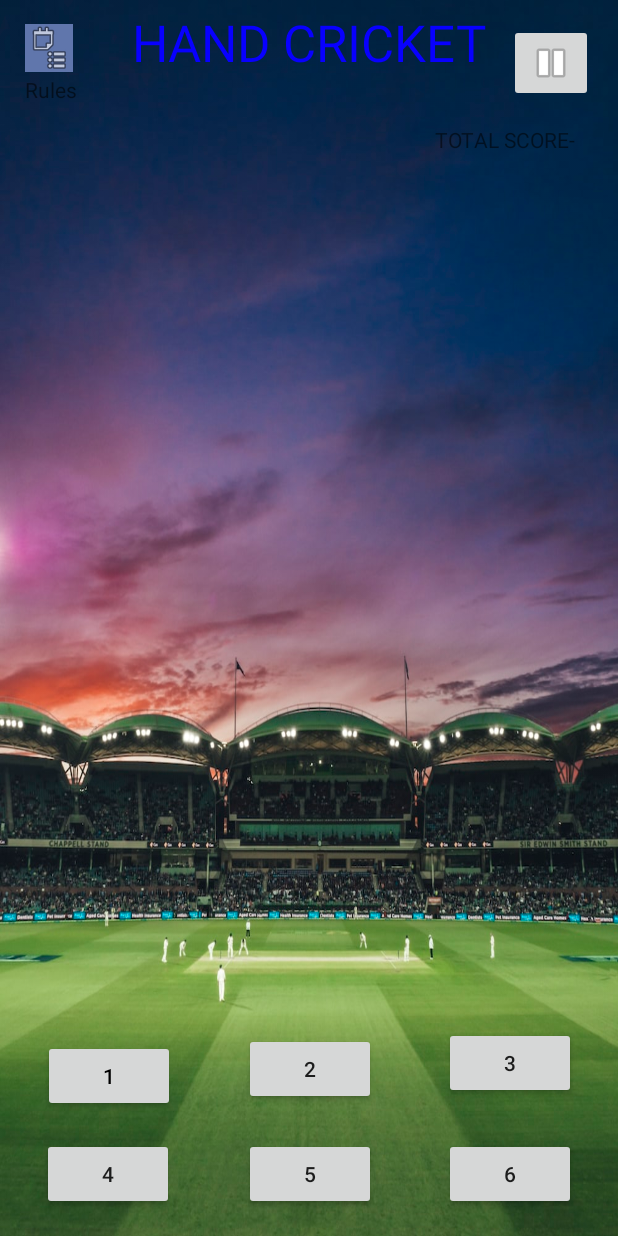
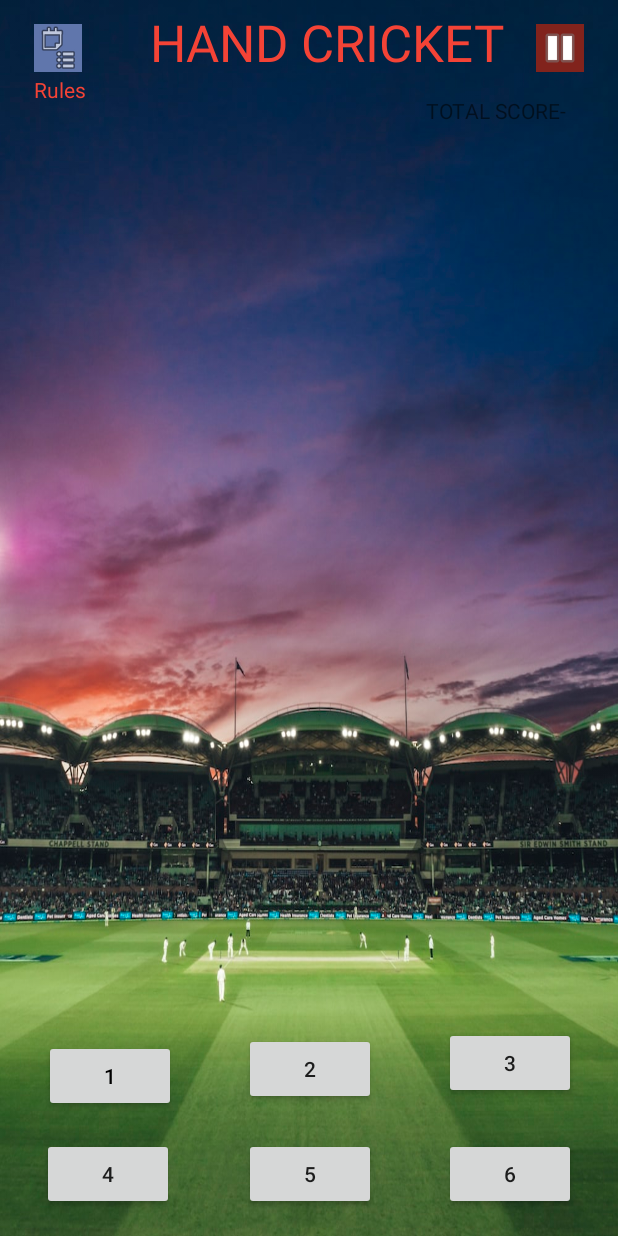
Before and after one commit to Armaan4477/HandCricket-MiniProject, an Android app: the MainActivity screen opened directly, with no data from a screen before it, on a phone screen of 412 x 824 dp. Run offline under Robolectric (Android 15) with nearby library versions, the phone set to English and light mode, and no system bars.

```diff
--- a/app/src/main/java/com/example/handcricket/Toss.java
+++ b/app/src/main/java/com/example/handcricket/Toss.java
@@ -70,7 +70,7 @@ public class Toss extends AppCompatActivity {
 
     private void hideButtons() {
         findViewById(R.id.button8).setVisibility(View.INVISIBLE);
-        findViewById(R.id.button9).setVisibility(View.INVISIBLE);
+        findViewById(R.id.button7).setVisibility(View.INVISIBLE);
         findViewById(R.id.textView6).setVisibility(View.INVISIBLE);
         findViewById(R.id.button10).setVisibility(View.VISIBLE);
         findViewById(R.id.button11).setVisibility(View.VISIBLE);
--- a/app/src/main/res/layout/activity_main.xml
+++ b/app/src/main/res/layout/activity_main.xml
@@ -6,12 +6,7 @@
     android:layout_height="match_parent"
     android:background="@drawable/gamebackground"
     tools:context=".MainActivity">
-    <com.airbnb.lottie.LottieAnimationView
-        android:id="@+id/toss"
-        android:layout_width="match_parent"
-        android:layout_height="match_parent"
-        android:visibility="gone"
-        app:lottie_autoPlay="true"/>
+
 
     <Button
         android:id="@+id/button4"
@@ -52,14 +47,13 @@
         android:id="@+id/button1"
         android:layout_width="wrap_content"
         android:layout_height="wrap_content"
-        android:layout_marginEnd="17dp"
+        android:layout_marginStart="1dp"
         android:layout_marginBottom="17dp"
         android:onClick="button1"
         android:text="1"
         android:textColor="@android:color/black"
         app:layout_constraintBottom_toTopOf="@+id/button4"
-        app:layout_constraintEnd_toStartOf="@+id/button2"
-        app:layout_constraintStart_toStartOf="parent" />
+        app:layout_constraintStart_toStartOf="@+id/button4" />
 
     <Button
         android:id="@+id/button2"
@@ -86,17 +80,17 @@
         android:id="@+id/textView4"
         android:layout_width="wrap_content"
         android:layout_height="wrap_content"
-        android:layout_marginTop="15dp"
+        android:layout_marginTop="13dp"
         android:layout_marginEnd="12dp"
         android:text="@string/total_score"
         app:layout_constraintEnd_toEndOf="@+id/imageButton3"
-        app:layout_constraintTop_toBottomOf="@+id/imageButton3" />
+        app:layout_constraintTop_toBottomOf="@+id/textView2" />
 
     <TextView
         android:id="@+id/textView5"
         android:layout_width="wrap_content"
         android:layout_height="wrap_content"
-        android:layout_marginTop="10dp"
+        android:layout_marginTop="11dp"
         android:text="@string/target"
         android:visibility="invisible"
         app:layout_constraintEnd_toEndOf="@+id/textView4"
@@ -108,7 +102,7 @@
         android:layout_height="wrap_content"
         android:layout_marginTop="5dp"
         android:text="@string/hand_cricket"
-        android:textColor="#0800FF"
+        android:textColor="#F44336"
         android:textSize="34sp"
         app:layout_constraintEnd_toStartOf="@+id/imageButton3"
         app:layout_constraintStart_toEndOf="@+id/imageButton"
@@ -136,6 +130,7 @@
         android:layout_height="wrap_content"
         android:layout_marginTop="2dp"
         android:text="@string/rules"
+        android:textColor="#F44336"
         app:layout_constraintStart_toStartOf="@+id/imageButton"
         app:layout_constraintTop_toBottomOf="@+id/imageButton" />
 
@@ -143,13 +138,15 @@
         android:id="@+id/textView9"
         android:layout_width="wrap_content"
         android:layout_height="wrap_content"
-        android:layout_marginStart="21dp"
-        android:layout_marginBottom="205dp"
+        android:layout_marginBottom="217dp"
         android:text="@string/you_win_the_game"
         android:textAllCaps="true"
-        android:textSize="40sp"
+        android:textColor="#F44336"
+        android:textSize="35sp"
+        android:textStyle="bold"
         android:visibility="invisible"
         app:layout_constraintBottom_toBottomOf="parent"
+        app:layout_constraintEnd_toEndOf="parent"
         app:layout_constraintStart_toStartOf="parent" />
 
     <ImageButton
@@ -158,6 +155,7 @@
         android:layout_height="wrap_content"
         android:layout_marginTop="16dp"
         android:layout_marginEnd="1dp"
+        android:background="#81231C"
         android:contentDescription="TODO"
         android:onClick="pause"
         app:layout_constraintEnd_toEndOf="parent"
@@ -165,6 +163,14 @@
         app:layout_constraintTop_toTopOf="parent"
         app:srcCompat="@android:drawable/ic_media_pause" />
 
+    <VideoView
+        android:id="@+id/videoView"
+        android:layout_width="match_parent"
+        android:layout_height="match_parent"
+        android:visibility="gone"
+        app:layout_constraintBottom_toBottomOf="parent"
+        app:layout_constraintTop_toTopOf="parent"
+        tools:layout_editor_absoluteX="-195dp" />
 
 
 </androidx.constraintlayout.widget.ConstraintLayout>
```
Also changed, not shown: app/src/main/java/com/example/handcricket/MainActivity.java (+22 -1 lines), app/src/main/res/layout/activity_toss.xml (+40 -26 lines), 1 other file.
